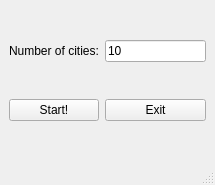
First picture: the form in mainwindow.ui, repository AlexSP0/tsp-solution, before the edit.
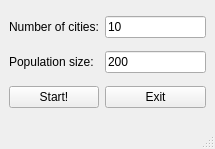
Second picture: the form after the edit.

Commit message: chore: add TSPHolder class

```diff
--- a/mainwindow.ui
+++ b/mainwindow.ui
@@ -7,7 +7,7 @@
     <x>0</x>
     <y>0</y>
     <width>215</width>
-    <height>185</height>
+    <height>149</height>
    </rect>
   </property>
   <property name="windowTitle">
@@ -33,13 +33,27 @@
      </widget>
     </item>
     <item row="1" column="0">
+     <widget class="QLabel" name="PopulationSizeLabel">
+      <property name="text">
+       <string>Population size:</string>
+      </property>
+     </widget>
+    </item>
+    <item row="1" column="1">
+     <widget class="QLineEdit" name="PopulationSizeLineEdit">
+      <property name="text">
+       <string>200</string>
+      </property>
+     </widget>
+    </item>
+    <item row="2" column="0">
      <widget class="QPushButton" name="StartButton">
       <property name="text">
        <string>Start!</string>
       </property>
      </widget>
     </item>
-    <item row="1" column="1">
+    <item row="2" column="1">
      <widget class="QPushButton" name="ExitButton">
       <property name="text">
        <string>Exit</string>
```
The commit also changes 5 other files.
